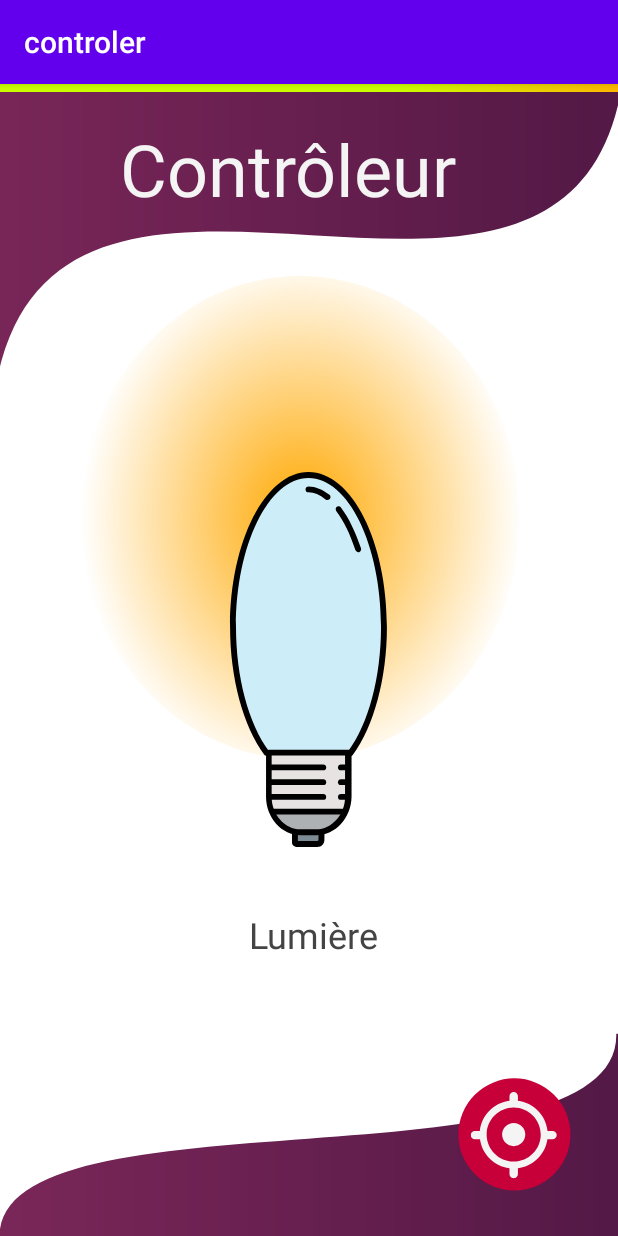
After one commit to KamilDike/LanguageApp, an Android app: the LightPage screen opened directly, with no data from a screen before it, on a phone screen of 412 x 824 dp. The commit adds this screen. Run offline under Robolectric (Android 15) with nearby library versions, the phone set to English and light mode, and no system bars.

Commit message:
Finished layout for lightbulb

```diff
--- a/app/src/main/AndroidManifest.xml
+++ b/app/src/main/AndroidManifest.xml
@@ -9,7 +9,8 @@
         android:roundIcon="@mipmap/ic_launcher_round"
         android:supportsRtl="true"
         android:theme="@style/AppTheme">
-        <activity android:name=".WagglePage"></activity>
+        <activity android:name=".LightPage"></activity>
+        <activity android:name=".WagglePage" />
         <activity android:name=".GrabPage" />
         <activity
             android:name=".ContrlPage"
--- /dev/null
+++ b/app/src/main/java/com/example/controler/LightPage.java
@@ -0,0 +1,14 @@
+package com.example.controler;
+
+import androidx.appcompat.app.AppCompatActivity;
+
+import android.os.Bundle;
+
+public class LightPage extends AppCompatActivity {
+
+    @Override
+    protected void onCreate(Bundle savedInstanceState) {
+        super.onCreate(savedInstanceState);
+        setContentView(R.layout.activity_light_page);
+    }
+}
--- /dev/null
+++ b/app/src/main/res/drawable/ic_ellipse_light.xml
@@ -0,0 +1,61 @@
+
+<!-- drawable/ellipse_4.xml -->
+<vector
+    xmlns:android="http://schemas.android.com/apk/res/android"
+    xmlns:aapt="http://schemas.android.com/aapt"
+    android:width="255dp"
+    android:height="233dp"
+    android:viewportWidth="255"
+    android:viewportHeight="233"
+    >
+
+    <group>
+
+        <clip-path
+            android:pathData="M255 116.5C255 180.841 197.916 233 127.5 233C57.0837 233 0 180.841 0 116.5C0 52.1588 57.0837 0 127.5 0C197.916 0 255 52.1588 255 116.5Z"
+            />
+
+        <group
+            android:translateX="0.965"
+            android:translateY="-0.042"
+            android:pivotX="127.5"
+            android:pivotY="116.5"
+            android:scaleX="2.005"
+            android:scaleY="2.007"
+            android:rotation="85.962"
+            >
+
+            <path
+                android:pathData="M0 0V233H255V0"
+                >
+
+                <aapt:attr name="android:fillColor">
+
+                    <gradient
+                        android:type="radial"
+                        android:centerX="127.5"
+                        android:centerY="116.5"
+                        android:gradientRadius="63.75"
+                        >
+
+                        <item
+                            android:color="#FFA800"
+                            android:offset="0"
+                            />
+
+                        <item
+                            android:color="#00FFA800"
+                            android:offset="1"
+                            />
+
+                    </gradient>
+
+                </aapt:attr>
+
+            </path>
+
+        </group>
+
+    </group>
+
+</vector>
--- /dev/null
+++ b/app/src/main/res/drawable/ic_light_bulb_idea_svgrepo_com_1.xml
@@ -0,0 +1,51 @@
+<vector xmlns:android="http://schemas.android.com/apk/res/android"
+    android:width="205dp"
+    android:height="205dp"
+    android:viewportWidth="205"
+    android:viewportHeight="205">
+  <path
+      android:pathData="M106.851,197.748H98.31C97.182,197.748 96.215,197.425 96.215,197.103V200.487C96.215,201.938 96.537,202.583 97.343,202.583H107.335C108.624,202.583 109.108,201.777 109.108,200.487V197.264C108.947,197.425 107.496,197.748 106.851,197.748Z"
+      android:fillColor="#7D8B95"/>
+  <path
+      android:pathData="M142.952,84.611C142.952,39.324 124.741,2.417 102.5,2.417C80.259,2.417 62.048,39.324 62.048,84.611C62.048,112.17 68.817,137.472 80.259,152.783V152.622H123.935C124.257,152.622 124.418,153.105 124.579,153.267C124.579,153.105 124.579,153.105 124.741,153.105C136.183,137.795 142.952,112.331 142.952,84.611Z"
+      android:fillColor="#CDEEF9"/>
+  <path
+      android:pathData="M121.84,184.855C122.645,182.598 123.451,180.181 123.451,177.441V154.233H81.549V177.602C81.549,180.181 81.065,181.631 82.032,184.855H121.517C121.678,184.855 121.84,184.855 121.84,184.855Z"
+      android:fillColor="#E8E3E3"/>
+  <path
+      android:pathData="M82.999,186.466C85.417,189.689 89.285,193.88 93.636,195.169C93.958,195.33 94.281,195.491 94.603,195.491C95.731,195.814 97.02,196.136 98.31,196.136H106.851C107.657,196.136 108.302,195.975 108.947,195.814C109.43,195.814 109.914,195.653 110.397,195.491C115.071,194.363 118.939,191.301 121.195,186.466H82.999Z"
+      android:fillColor="#AEB1B4"/>
+  <path
+      android:pathData="M125.385,155.362C125.063,155.362 124.741,155.2 124.418,155.039C123.774,154.556 123.612,153.428 124.096,152.783C135.377,137.634 142.146,112.17 142.146,84.611C142.146,39.646 124.257,3.223 102.5,3.223C80.743,3.223 62.854,39.807 62.854,84.611C62.854,112.009 69.623,137.472 80.904,152.622C81.388,153.267 81.226,154.395 80.582,154.878C79.937,155.362 78.809,155.2 78.326,154.556C66.722,138.762 59.631,112.653 59.631,84.611C59.631,37.873 78.97,0 102.5,0C126.191,0 145.369,38.035 145.369,84.611C145.369,112.814 138.278,139.084 126.675,154.717C126.352,155.2 125.869,155.362 125.385,155.362Z"
+      android:fillColor="#000000"/>
+  <path
+      android:pathData="M106.851,198.553H98.31C87.995,198.553 79.293,188.884 79.293,177.602V153.428C79.293,152.461 79.937,151.816 80.904,151.816H124.418C125.385,151.816 126.03,152.461 126.03,153.428V177.602C125.869,188.884 117.166,198.553 106.851,198.553ZM82.355,155.039V177.602C82.355,187.272 89.607,195.33 98.149,195.33H106.69C115.232,195.33 122.484,187.111 122.484,177.602V155.039H82.355Z"
+      android:fillColor="#000000"/>
+  <path
+      android:pathData="M107.174,205H96.376C96.053,205 94.925,205 94.119,204.194C93.314,203.388 93.475,202.421 93.475,201.454C93.475,201.132 93.475,200.81 93.475,200.487V197.748C93.475,196.781 94.119,196.136 95.087,196.136C96.053,196.136 96.698,196.781 96.698,197.748V200.487C96.698,200.971 96.698,201.293 96.698,201.777H107.013C107.657,201.777 107.98,201.616 107.98,200.487V197.748C107.98,196.781 108.624,196.136 109.591,196.136C110.558,196.136 111.203,196.781 111.203,197.748V200.487C111.364,203.227 109.752,205 107.174,205Z"
+      android:fillColor="#000000"/>
+  <path
+      android:pathData="M110.558,163.097H81.549C80.582,163.097 79.937,162.453 79.937,161.486C79.937,160.519 80.582,159.874 81.549,159.874H110.558C111.525,159.874 112.17,160.519 112.17,161.486C112.17,162.453 111.525,163.097 110.558,163.097Z"
+      android:fillColor="#000000"/>
+  <path
+      android:pathData="M110.558,171.156H81.549C80.582,171.156 79.937,170.511 79.937,169.544C79.937,168.577 80.582,167.932 81.549,167.932H110.558C111.525,167.932 112.17,168.577 112.17,169.544C112.17,170.511 111.525,171.156 110.558,171.156Z"
+      android:fillColor="#000000"/>
+  <path
+      android:pathData="M110.558,179.214H81.549C80.582,179.214 79.937,178.569 79.937,177.602C79.937,176.635 80.582,175.991 81.549,175.991H110.558C111.525,175.991 112.17,176.635 112.17,177.602C112.17,178.569 111.525,179.214 110.558,179.214Z"
+      android:fillColor="#000000"/>
+  <path
+      android:pathData="M123.451,163.097H120.228C119.261,163.097 118.616,162.453 118.616,161.486C118.616,160.519 119.261,159.874 120.228,159.874H123.451C124.418,159.874 125.063,160.519 125.063,161.486C125.063,162.453 124.418,163.097 123.451,163.097Z"
+      android:fillColor="#000000"/>
+  <path
+      android:pathData="M123.451,171.156H120.228C119.261,171.156 118.616,170.511 118.616,169.544C118.616,168.577 119.261,167.932 120.228,167.932H123.451C124.418,167.932 125.063,168.577 125.063,169.544C125.063,170.511 124.418,171.156 123.451,171.156Z"
+      android:fillColor="#000000"/>
+  <path
+      android:pathData="M123.451,179.214H120.228C119.261,179.214 118.616,178.569 118.616,177.602C118.616,176.635 119.261,175.991 120.228,175.991H123.451C124.418,175.991 125.063,176.635 125.063,177.602C125.063,178.569 124.418,179.214 123.451,179.214Z"
+      android:fillColor="#000000"/>
+  <path
+      android:pathData="M121.84,187.272H83.16C82.193,187.272 81.549,186.627 81.549,185.66C81.549,184.693 82.193,184.049 83.16,184.049H121.84C122.807,184.049 123.451,184.693 123.451,185.66C123.451,186.627 122.807,187.272 121.84,187.272Z"
+      android:fillColor="#000000"/>
+  <path
+      android:pathData="M129.737,43.836C129.092,43.836 128.447,43.353 128.125,42.708C125.385,34.167 121.84,26.753 117.649,21.274C117.166,20.629 117.327,19.501 117.972,19.017C118.616,18.534 119.744,18.695 120.228,19.34C124.579,25.142 128.286,32.877 131.187,41.741C131.509,42.547 131.026,43.514 130.22,43.836C130.059,43.836 129.898,43.836 129.737,43.836ZM112.814,15.311C112.492,15.311 112.17,15.149 111.847,14.988C108.624,12.41 105.562,11.12 102.5,11.12C101.533,11.12 100.888,10.476 100.888,9.509C100.888,8.542 101.533,7.897 102.5,7.897C106.368,7.897 110.075,9.509 113.943,12.41C114.587,12.893 114.748,14.021 114.265,14.666C113.781,15.149 113.298,15.311 112.814,15.311Z"
+      android:fillColor="#000000"/>
+</vector>
--- /dev/null
+++ b/app/src/main/res/layout/activity_light_page.xml
@@ -0,0 +1,143 @@
+<?xml version="1.0" encoding="utf-8"?>
+<FrameLayout xmlns:android="http://schemas.android.com/apk/res/android"
+    xmlns:tools="http://schemas.android.com/tools"
+    android:layout_width="fill_parent"
+    android:layout_height="fill_parent"
+    android:background="#0099cc"
+    tools:context=".MusicPage">
+
+    <!-- The primary full-screen view. This can be replaced with whatever view
+         is needed to present your content, e.g. VideoView, SurfaceView,
+         TextureView, etc. -->
+
+
+    <RelativeLayout
+        android:id="@+id/connected"
+        android:layout_width="fill_parent"
+        android:layout_height="fill_parent"
+        android:background="@color/design_default_color_background"
+        >
+        <!-- hand-svgrepo-com 1 -->
+        <!-- wind-svgrepo-com 1 -->
+        <!-- Rectangle 1 -->
+        <RelativeLayout
+            xmlns:android="http://schemas.android.com/apk/res/android"
+            android:id="@+id/light_bulb_"
+            android:layout_width="250dp"
+            android:layout_height="250dp"
+            android:layout_centerHorizontal="true"
+            android:layout_centerVertical="true"
+            android:clipToOutline="true"
+            android:background="@drawable/ic_light_bulb_idea_svgrepo_com_1"
+            android:translationZ="10sp"
+            />
+
+        <TextView
+            android:id="@+id/prendre"
+            android:layout_width="0dp"
+            android:layout_height="32dp"
+            android:layout_alignParentLeft="true"
+            android:layout_alignParentRight="true"
+            android:layout_alignParentBottom="true"
+            android:layout_marginLeft="135dp"
+            android:layout_marginRight="129dp"
+            android:layout_marginBottom="185dp"
+            android:gravity="center_horizontal|top"
+            android:text="@string/lumi_re"
+            android:textColor="#454444"
+            android:textSize="24sp" />
+
+        <RelativeLayout
+            xmlns:android="http://schemas.android.com/apk/res/android"
+            android:id="@+id/rectangle_1"
+            android:layout_width="match_parent"
+            android:layout_height="5dp"
+            android:layout_alignParentLeft="true"
+            android:layout_marginLeft="0dp"
+            android:layout_alignParentTop="true"
+            android:layout_marginTop="0dp"
+            android:background="@drawable/ic_rectangle_1"
+            android:translationZ="20dp"
+            />
+
+        <!-- Vector 4 -->
+        <View
+            android:id="@+id/vector_4"
+            android:layout_width="match_parent"
+            android:layout_height="330dp"
+            android:layout_alignParentLeft="true"
+            android:layout_alignParentTop="true"
+            android:layout_marginLeft="-10dp"
+            android:layout_marginTop="-70dp"
+            android:background="@drawable/ic_vector_4"
+            android:elevation="4dp" />
+
+        <!-- Contrôleur -->
+        <TextView
+            android:id="@+id/contr_leur"
+            android:layout_width="236dp"
+            android:layout_height="56dp"
+            android:translationZ="15dp"
+            android:layout_alignParentLeft="true"
+            android:layout_alignParentTop="true"
+            android:layout_marginLeft="80dp"
+            android:layout_marginTop="24dp"
+            android:gravity="top"
+            android:text="@string/contr_leur"
+            android:textColor="@color/onPrimary"
+            android:textSize="48sp" />
+
+        <!-- Vector 1 -->
+        <View
+            android:id="@+id/vector_1"
+            android:layout_width="match_parent"
+            android:layout_height="417dp"
+            android:layout_alignParentLeft="true"
+            android:layout_alignParentTop="true"
+            android:layout_marginTop="630dp"
+            android:background="@drawable/ic_vector_1"
+            android:elevation="4dp"
+            />
+
+        <!-- Ellipse 7 -->
+
+        <!-- Ellipse 5 -->
+
+        <!-- Ellipse 6 -->
+
+        <!-- Ellipse 1 -->
+        <View
+            android:id="@+id/ellipse_1"
+            android:layout_width="82dp"
+            android:layout_height="82dp"
+            android:layout_alignParentEnd="true"
+            android:layout_alignParentRight="true"
+            android:layout_alignParentBottom="true"
+            android:layout_marginEnd="25dp"
+            android:layout_marginRight="24dp"
+            android:layout_marginBottom="24dp"
+            android:background="@drawable/ic_frame_2"
+            android:elevation="4dp" />
+
+
+        <!-- la Musique -->
+
+        <View
+            android:id="@+id/ellipse_4"
+            android:layout_width="wrap_content"
+            android:layout_height="285dp"
+            android:layout_alignParentLeft="true"
+            android:layout_alignParentTop="true"
+            android:layout_alignParentRight="true"
+            android:layout_alignParentBottom="true"
+            android:layout_marginLeft="53dp"
+            android:layout_marginTop="128dp"
+            android:layout_marginRight="65dp"
+            android:layout_marginBottom="318dp"
+            android:background="@drawable/ic_ellipse_light"
+            android:translationZ="0sp" />
+    </RelativeLayout>
+
+
+
+</FrameLayout>
--- a/app/src/main/res/values/strings.xml
+++ b/app/src/main/res/values/strings.xml
@@ -18,4 +18,5 @@
     <string name="la_musique">la Musique</string>
     <string name="prendre">Prendre</string>
     <string name="vent">Vent</string>
+    <string name="lumi_re">Lumière</string>
 </resources>
```
